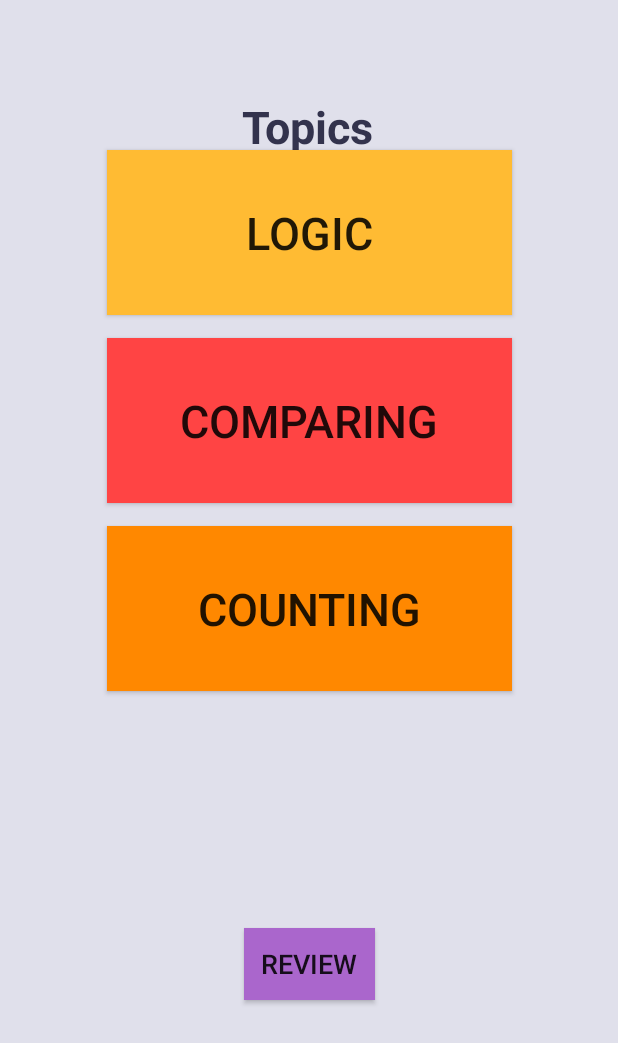
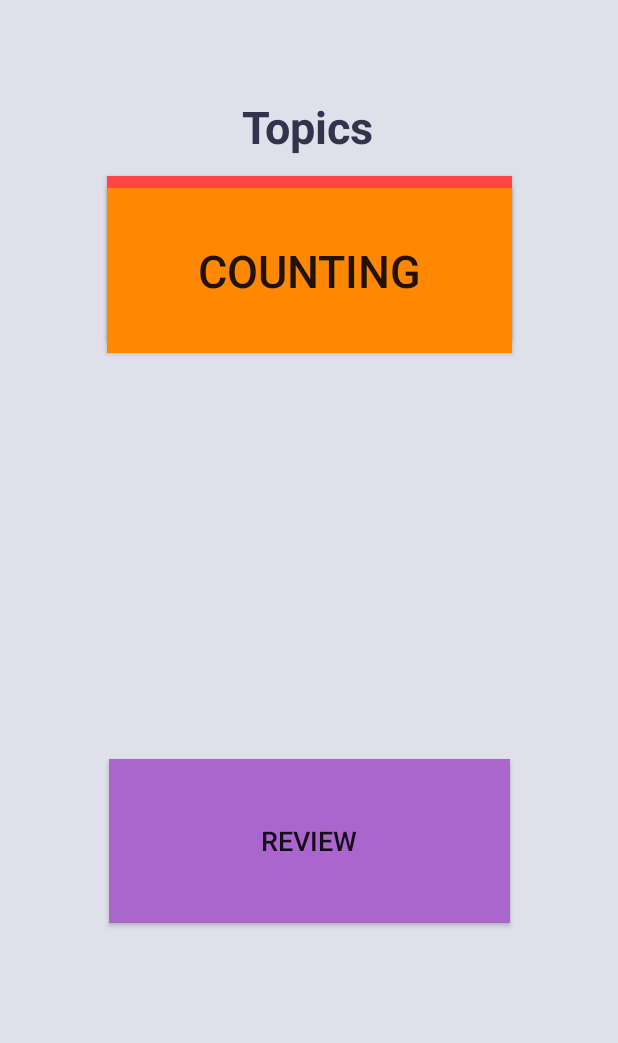
Before and after one commit to robrons/M4thKids, an Android app: the topic_menu screen opened directly, with no data from a screen before it, on a phone screen of 412 x 824 dp. Shown: the top 1043 px of the screen. Run offline under Robolectric (Android 15) with nearby library versions, the phone set to English and light mode, and no system bars.

Commit message:
Bugs Fixed

```diff
--- a/app/src/main/java/com/example/robin/m4thkidsapp/SplashActivity.java
+++ b/app/src/main/java/com/example/robin/m4thkidsapp/SplashActivity.java
@@ -80,13 +80,13 @@ public class SplashActivity extends AppCompatActivity {
             String [] array18= {"Hard", "times", "multiple choice", "*BLANK* x *BLANK* is how much?", null, null, "green", "no", "Yes", "no"};
             DbHelper.getsInstance(getApplicationContext()).addQuestion(array18);
 
-            String [] array19= {"Medium", "times", "multiple choice", "*BLANK* groups of *BLANK* is how many total?", null, null, "green", "no", "Yes", "no"};
+            String [] array19= {"Hard", "times", "multiple choice", "*BLANK* groups of *BLANK* is how many total?", null, null, "green", "no", "Yes", "no"};
             DbHelper.getsInstance(getApplicationContext()).addQuestion(array19);
 
-            String [] array20= {"Medium", "divide", "multiple choice", "*BLANK* / *BLANK* = ?", null, null, "green", "no", "Yes", "no"};
+            String [] array20= {"Hard", "divide", "multiple choice", "*BLANK* / *BLANK* = ?", null, null, "green", "no", "Yes", "no"};
             DbHelper.getsInstance(getApplicationContext()).addQuestion(array20);
 
-            String [] array21= {"Medium", "divide", "multiple choice", "*BLANK* pieces of candy are divided into *BLANK* piles, how many pieces are in each pile?", null, null, "green", "no", "Yes", "no"};
+            String [] array21= {"Hard", "divide", "multiple choice", "*BLANK* pieces of candy are divided into *BLANK* piles, how many pieces are in each pile?", null, null, "green", "no", "Yes", "no"};
             DbHelper.getsInstance(getApplicationContext()).addQuestion(array21);
 
 
--- a/app/src/main/res/layout/activity_topic_menu.xml
+++ b/app/src/main/res/layout/activity_topic_menu.xml
@@ -10,27 +10,11 @@
     <!-- The primary full-screen view. This can be replaced with whatever view
             is needed to present your content, e.g. VideoView, SurfaceView,
             TextureView, etc. -->
-    <Button
-        android:id="@+id/buttonLogic"
-        android:layout_width="270dp"
-        android:layout_height="110dp"
-        android:layout_gravity="bottom|right"
-        android:layout_marginEnd="8dp"
-        android:layout_marginStart="8dp"
-        android:layout_marginTop="100dp"
-        android:background="@android:color/holo_orange_light"
-        android:onClick="buttonOnClick"
-        android:text="Logic"
-        android:textSize="30sp"
-        android:visibility="visible"
-        app:layout_constraintEnd_toEndOf="parent"
-        app:layout_constraintStart_toStartOf="parent"
-        app:layout_constraintTop_toTopOf="parent" />
 
     <Button
         android:id="@+id/buttonReview"
-        android:layout_width="87dp"
-        android:layout_height="wrap_content"
+        android:layout_width="267dp"
+        android:layout_height="109dp"
         android:layout_marginBottom="8dp"
         android:layout_marginEnd="8dp"
         android:layout_marginStart="8dp"
@@ -41,8 +25,10 @@
         android:textSize="18sp"
         app:layout_constraintBottom_toBottomOf="parent"
         app:layout_constraintEnd_toEndOf="parent"
+        app:layout_constraintHorizontal_bias="0.504"
         app:layout_constraintStart_toStartOf="parent"
-        app:layout_constraintTop_toBottomOf="@+id/button2" />
+        app:layout_constraintTop_toBottomOf="@+id/button2"
+        app:layout_constraintVertical_bias="0.567" />
 
 
     <Button
@@ -50,36 +36,34 @@
         android:layout_width="270dp"
         android:layout_height="110dp"
         android:layout_gravity="right"
+        android:layout_marginBottom="8dp"
         android:layout_marginEnd="8dp"
-        android:layout_marginLeft="8dp"
-        android:layout_marginRight="8dp"
         android:layout_marginStart="8dp"
-        android:layout_marginTop="15dp"
+        android:layout_marginTop="8dp"
         android:background="@android:color/holo_red_light"
         android:onClick="buttonOnClick"
         android:textSize="30sp"
         android:visibility="visible"
+        app:layout_constraintBottom_toBottomOf="@+id/button2"
         app:layout_constraintEnd_toEndOf="parent"
         app:layout_constraintStart_toStartOf="parent"
-        app:layout_constraintTop_toBottomOf="@+id/buttonLogic" />
+        app:layout_constraintTop_toBottomOf="@+id/textView" />
 
     <Button
         android:id="@+id/button2"
         android:layout_width="270dp"
         android:layout_height="110dp"
         android:layout_gravity="top|left"
+        android:layout_marginBottom="8dp"
         android:layout_marginEnd="8dp"
-        android:layout_marginLeft="8dp"
-        android:layout_marginRight="8dp"
         android:layout_marginStart="8dp"
-        android:layout_marginTop="15dp"
         android:background="@android:color/holo_orange_dark"
         android:onClick="buttonOnClick"
         android:textSize="30sp"
         android:visibility="visible"
+        app:layout_constraintBottom_toTopOf="@id/button2"
         app:layout_constraintEnd_toEndOf="parent"
-        app:layout_constraintStart_toStartOf="parent"
-        app:layout_constraintTop_toBottomOf="@+id/button" />
+        app:layout_constraintStart_toStartOf="parent" />
 
     <TextView
         android:id="@+id/textView"
```
